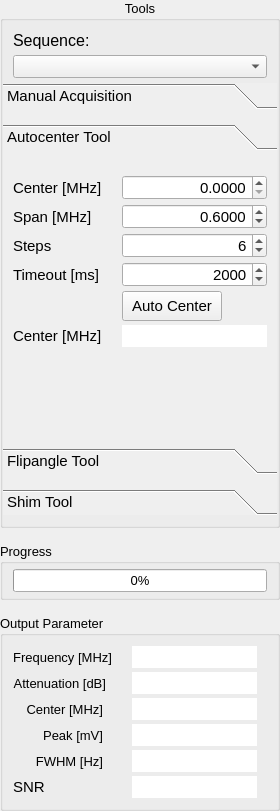
The window that Applications/relax/ui/ccSpectrometer.ui (OpenMRI/ocra) describes before a commit, drawn with Qt 5.
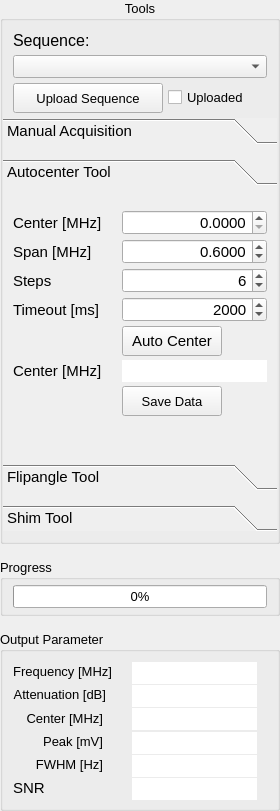
The same window after the commit. The open tabs and pages were chosen to show the change.

Commit message: Save flipangle and autosave data, custom sequence upload

Patch:
```diff
--- a/Applications/relax/ui/ccSpectrometer.ui
+++ b/Applications/relax/ui/ccSpectrometer.ui
@@ -87,23 +87,7 @@
       </property>
       <item>
        <layout class="QGridLayout" name="gridLayout">
-        <item row="1" column="0">
-         <spacer name="horizontalSpacer">
-          <property name="orientation">
-           <enum>Qt::Horizontal</enum>
-          </property>
-          <property name="sizeType">
-           <enum>QSizePolicy::Fixed</enum>
-          </property>
-          <property name="sizeHint" stdset="0">
-           <size>
-            <width>10</width>
-            <height>20</height>
-           </size>
-          </property>
-         </spacer>
-        </item>
-        <item row="1" column="1">
+        <item row="2" column="1">
          <widget class="QComboBox" name="seq_selector">
           <property name="currentIndex">
            <number>-1</number>
@@ -113,6 +97,22 @@
           </property>
          </widget>
         </item>
+        <item row="2" column="2">
+         <spacer name="horizontalSpacer_2">
+          <property name="orientation">
+           <enum>Qt::Horizontal</enum>
+          </property>
+          <property name="sizeType">
+           <enum>QSizePolicy::Fixed</enum>
+          </property>
+          <property name="sizeHint" stdset="0">
+           <size>
+            <width>10</width>
+            <height>20</height>
+           </size>
+          </property>
+         </spacer>
+        </item>
         <item row="0" column="1">
          <widget class="QLabel" name="seqLabel">
           <property name="font">
@@ -125,8 +125,8 @@
           </property>
          </widget>
         </item>
-        <item row="1" column="2">
-         <spacer name="horizontalSpacer_2">
+        <item row="2" column="0">
+         <spacer name="horizontalSpacer">
           <property name="orientation">
            <enum>Qt::Horizontal</enum>
           </property>
@@ -141,6 +141,59 @@
           </property>
          </spacer>
         </item>
+        <item row="3" column="1">
+         <layout class="QHBoxLayout" name="horizontalLayout">
+          <item>
+           <widget class="QPushButton" name="uploadSeq_btn">
+            <property name="sizePolicy">
+             <sizepolicy hsizetype="Fixed" vsizetype="Fixed">
+              <horstretch>0</horstretch>
+              <verstretch>0</verstretch>
+             </sizepolicy>
+            </property>
+            <property name="minimumSize">
+             <size>
+              <width>150</width>
+              <height>30</height>
+             </size>
+            </property>
+            <property name="maximumSize">
+             <size>
+              <width>150</width>
+              <height>30</height>
+             </size>
+            </property>
+            <property name="font">
+             <font>
+              <pointsize>10</pointsize>
+             </font>
+            </property>
+            <property name="text">
+             <string>Upload Sequence</string>
+            </property>
+           </widget>
+          </item>
+          <item>
+           <widget class="QCheckBox" name="uploadSeq_confirm">
+            <property name="minimumSize">
+             <size>
+              <width>0</width>
+              <height>2</height>
+             </size>
+            </property>
+            <property name="text">
+             <string>Uploaded</string>
+            </property>
+            <property name="checkable">
+             <bool>true</bool>
+            </property>
+            <property name="tristate">
+             <bool>false</bool>
+            </property>
+           </widget>
+          </item>
+         </layout>
+        </item>
        </layout>
       </item>
       <item>
@@ -684,7 +737,7 @@
            <x>0</x>
            <y>0</y>
            <width>274</width>
-           <height>299</height>
+           <height>262</height>
           </rect>
          </property>
          <property name="autoFillBackground">
@@ -1066,6 +1119,36 @@
               </property>
              </widget>
             </item>
+            <item row="6" column="1">
+             <widget class="QPushButton" name="autoCenter_save_btn">
+              <property name="sizePolicy">
+               <sizepolicy hsizetype="Fixed" vsizetype="Fixed">
+                <horstretch>0</horstretch>
+                <verstretch>0</verstretch>
+               </sizepolicy>
+              </property>
+              <property name="minimumSize">
+               <size>
+                <width>100</width>
+                <height>30</height>
+               </size>
+              </property>
+              <property name="maximumSize">
+               <size>
+                <width>100</width>
+                <height>30</height>
+               </size>
+              </property>
+              <property name="font">
+               <font>
+                <pointsize>10</pointsize>
+               </font>
+              </property>
+              <property name="text">
+               <string>Save Data</string>
+              </property>
+             </widget>
+            </item>
            </layout>
           </item>
           <item>
```
Left out of the diff: 40 changed lines with no effect on the pictures. The commit also changes 13 other files.
